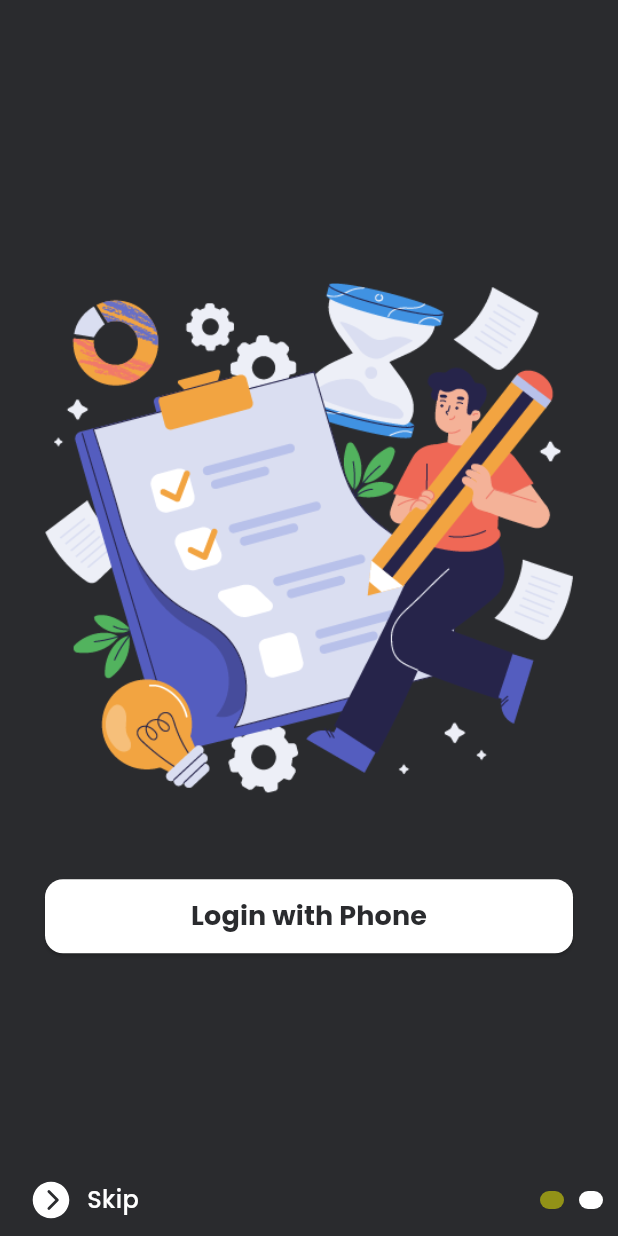
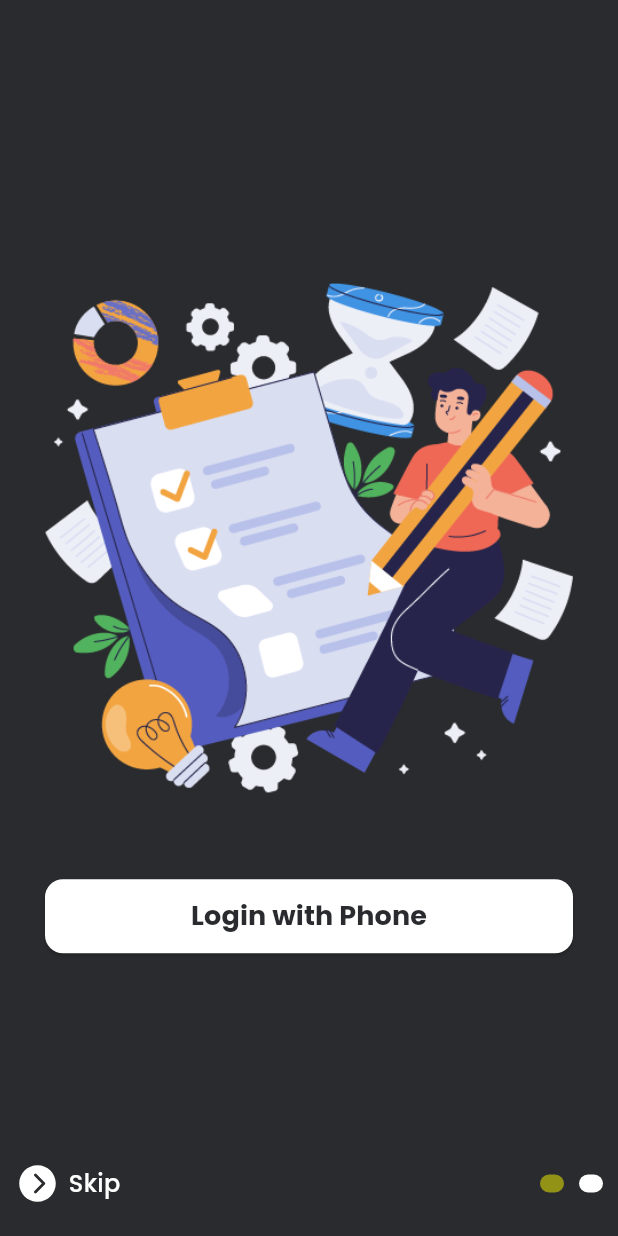
Before and after one commit to fidelisnwabisi/todo_app, a Flutter app: the screen it shows after launch, swiped to page 2, on a phone screen of 412 x 824 dp. Run offline on Flutter 3.47's test engine with Material 2 defaults, Android fonts, the phone set to English and light mode, and no system bars; drawn by our look-alikes of smooth_page_indicator; our stand-ins replace flutter_screenutil, flutter_vector_icons, google_fonts.

```diff
--- a/lib/features/on_boarding/views/on_boarding_screen.dart
+++ b/lib/features/on_boarding/views/on_boarding_screen.dart
@@ -45,27 +45,37 @@ class _OnBoardingScreenState extends State<OnBoardingScreen> {
               children: const [FirstPage(), SecondPage()],
             ),
             Padding(
-              padding: const EdgeInsets.symmetric(horizontal: 10),
+              padding: const EdgeInsets.symmetric(horizontal: 10)
+                  .copyWith(bottom: 20),
               child: Row(
                 mainAxisAlignment: MainAxisAlignment.spaceBetween,
                 children: [
-                  Row(
+                  GestureDetector(
+                    behavior: HitTestBehavior.opaque,
+                    onTap: () {
+                      pageController.nextPage(
+                          duration: const Duration(microseconds: 300),
+                          curve: Curves.bounceInOut);
+                    },
+                    child: const Row(
                       children: [
                         // Button
-                      IconButton(
-                          iconSize: 30,
+                        Icon(
+                          Ionicons.chevron_forward_circle,
+                          size: 30,
                           color: Colours.light,
-                          onPressed: () {},
-                          icon: const Icon(
-                            Ionicons.chevron_forward_circle,
-                          )),
+                        ),
+                        WhiteSpace(
+                          width: 5,
+                        ),
                         // Skip
-                      const FadingText(
+                        FadingText(
                           text: 'Skip',
                           fontSize: 16,
                           fontWeight: FontWeight.w500,
                         ),
                       ],
+                    ),
                   ),
                   SmoothPageIndicator(
                     controller: pageController,
```
Lines whose indentation alone changed are shown as unchanged.
